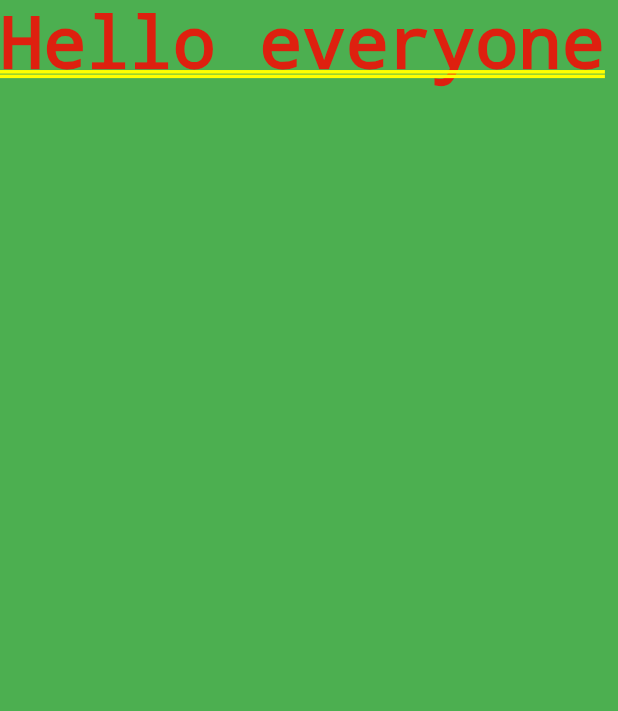
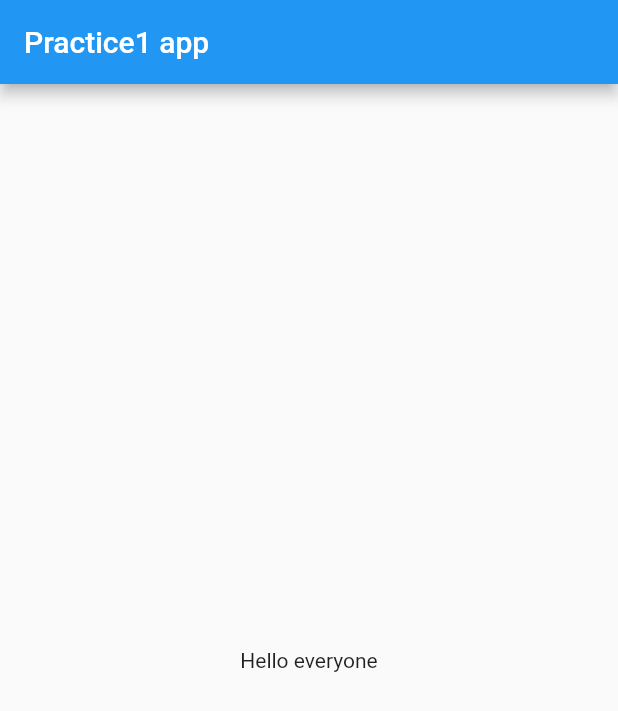
Before and after one commit to Rakibul25/first_flutter, a Flutter app: the screen it shows after launch, on a phone screen of 412 x 824 dp. Shown: the top 711 px of the screen. Run offline on Flutter 3.47's test engine with Material 2 defaults, Android fonts, the phone set to English and light mode, and no system bars.

Commit message:
chapter 1 done

```diff
--- a/lib/main.dart
+++ b/lib/main.dart
@@ -9,9 +9,14 @@ void main(){
 class HomePage  extends StatelessWidget {
   @override
   Widget build(BuildContext context) {
-    return Container(
-      color: Colors.green,
-      child: Text("Hello everyone"),
+    return Scaffold(
+      appBar:AppBar(
+        title: Text("Practice1 app"),
+
+      ),
+      body: Container(
+        child: Center(child: Text("Hello everyone")),
+      ),
     );
   }
 }
```
